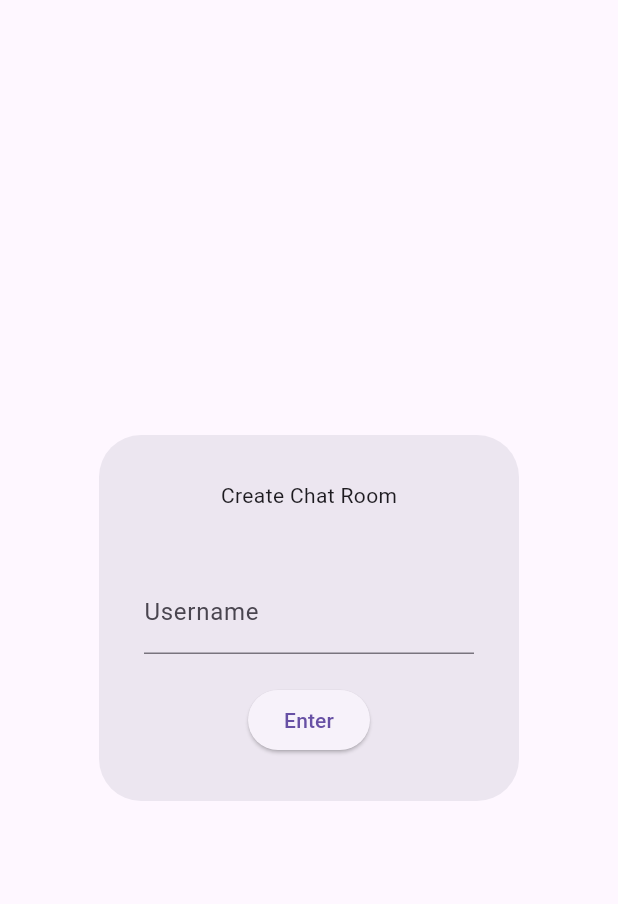
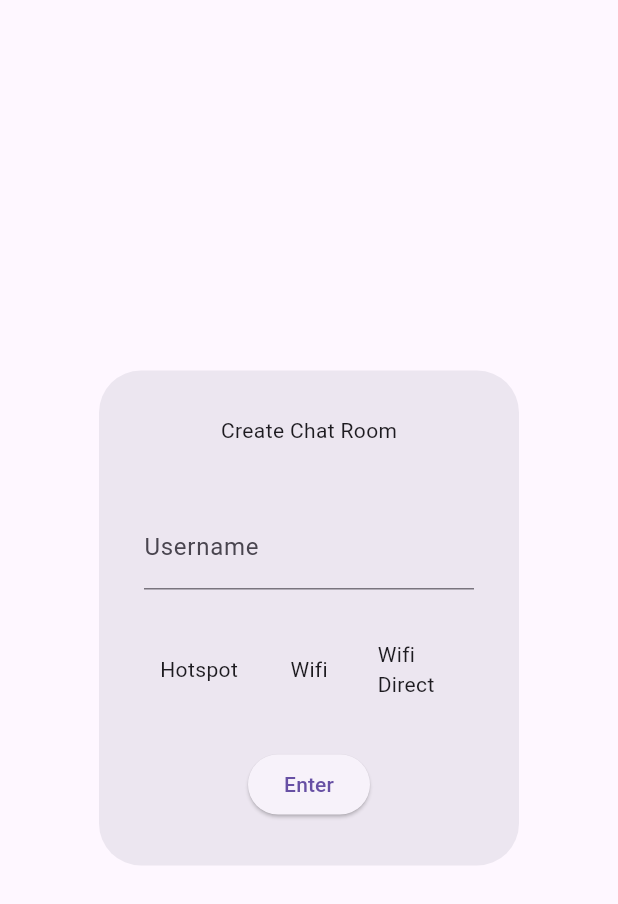
Before and after one commit to AbdallahSameh/P2P-Chat-app, a Flutter app: the ChoiceDialogue widget shown alone on an empty page, opened directly with empty values, on a phone screen of 412 x 824 dp. Shown: the top 904 px of the screen. Run offline on Flutter 3.47's test engine with Material 3 defaults, Android fonts, the phone set to English and light mode, and no system bars.

Commit message:
Cleaned Further, Added sending messages capability, Solved wrong ip sending problem(made it able to connect over hotspot and wifi). To do (Wifi Direct to enable multiple hosts without wifi)

```diff
--- a/lib/chat service/client.dart
+++ b/lib/chat service/client.dart
@@ -25,10 +25,10 @@ class Client implements ChatType {
   start() async {
     user = chatProvider.user!;
     user.userIp = await deviceIPs();
-    await _getHostIp();
+    await getHostIp();
   }
 
-  _getHostIp() async {
+  getHostIp() async {
     final rawSocket = await RawDatagramSocket.bind(InternetAddress.anyIPv4, 0);
     rawSocket.broadcastEnabled = true;
     final message = utf8.encode('ARE_YOU_CHAT_HOST');
--- a/lib/provider/chat_provider.dart
+++ b/lib/provider/chat_provider.dart
@@ -5,6 +5,7 @@ import 'package:p2p_chat_app/data%20models/user.dart';
 
 class ChatProvider extends ChangeNotifier {
   User? user;
+  int connectivityType = -1;
   List<Message> _messages = [];
   List<String> _systemNotifications = [];
   List<Room> chatRooms = [];
@@ -31,4 +32,9 @@ class ChatProvider extends ChangeNotifier {
     chatRooms.add(room);
     notifyListeners();
   }
+
+  void addConnectivityType(int choice) {
+    connectivityType = choice;
+    notifyListeners();
+  }
 }
--- a/lib/ui/shared/choice.dialogue.dart
+++ b/lib/ui/dialogues/choice.dialogue.dart
@@ -4,6 +4,7 @@ import 'package:p2p_chat_app/data%20models/user.dart';
 import 'package:p2p_chat_app/provider/chat_provider.dart';
 import 'package:p2p_chat_app/ui/chat_screen.dart';
 import 'package:p2p_chat_app/ui/room_chooser.dart';
+import 'package:p2p_chat_app/ui/shared/custom_ink_well.dart';
 import 'package:p2p_chat_app/ui/shared/custom_text_form_field.dart';
 import 'package:provider/provider.dart';
 
@@ -72,6 +73,41 @@ class _ChoiceDialogueState extends State<ChoiceDialogue> {
                       ),
                     ],
 
+                    Row(
+                      children: [
+                        Expanded(
+                          child: Padding(
+                            padding: const EdgeInsets.all(8.0),
+                            child: CustomInkWell(
+                              height: 50,
+                              index: 0,
+                              text: 'Hotspot',
+                            ),
+                          ),
+                        ),
+                        Expanded(
+                          child: Padding(
+                            padding: const EdgeInsets.all(8.0),
+                            child: CustomInkWell(
+                              height: 50,
+                              index: 1,
+                              text: 'Wifi',
+                            ),
+                          ),
+                        ),
+                        Expanded(
+                          child: Padding(
+                            padding: const EdgeInsets.all(8.0),
+                            child: CustomInkWell(
+                              height: 50,
+                              index: 2,
+                              text: 'Wifi Direct',
+                            ),
+                          ),
+                        ),
+                      ],
+                    ),
+
                     ElevatedButton(
                       onPressed: () {
                         if (formKey.currentState!.validate()) {
--- a/lib/ui/shared/password_dialogue.dart
+++ b/lib/ui/dialogues/password_dialogue.dart
@@ -5,7 +5,7 @@ import 'package:p2p_chat_app/ui/chat_screen.dart';
 import 'package:p2p_chat_app/ui/shared/custom_text_form_field.dart';
 
 class PasswordDialogue extends StatefulWidget {
-  final List<dynamic> rooms;
+  final List<Room> rooms;
   final int choice;
   final Client client;
   const PasswordDialogue({
@@ -44,6 +44,7 @@ class _PasswordDialogueState extends State<PasswordDialogue> {
         child: Form(
           key: _formKey,
           child: Column(
+            mainAxisSize: MainAxisSize.min,
             children: [
               CustomTextFormField(
                 controller: controller,
--- a/lib/ui/server_client_chooser.dart
+++ b/lib/ui/server_client_chooser.dart
@@ -1,5 +1,5 @@
 import 'package:flutter/material.dart';
-import 'package:p2p_chat_app/ui/shared/choice.dialogue.dart';
+import 'package:p2p_chat_app/ui/dialogues/choice.dialogue.dart';
 
 class ServerClientChooser extends StatefulWidget {
   const ServerClientChooser({super.key});
--- /dev/null
+++ b/lib/ui/shared/custom_ink_well.dart
@@ -0,0 +1,33 @@
+import 'package:flutter/material.dart';
+import 'package:p2p_chat_app/provider/chat_provider.dart';
+import 'package:provider/provider.dart';
+
+class CustomInkWell extends StatelessWidget {
+  final int index;
+  final double height;
+  final String text;
+
+  const CustomInkWell({
+    super.key,
+    required this.index,
+    required this.height,
+    required this.text,
+  });
+
+  @override
+  Widget build(BuildContext context) {
+    int choice = context.watch<ChatProvider>().connectivityType;
+    return InkWell(
+      onTap: () => context.read<ChatProvider>().addConnectivityType(index),
+      child: Container(
+        height: height,
+        decoration: BoxDecoration(
+          border: BoxBorder.all(
+            color: choice == index ? Colors.blueAccent : Colors.transparent,
+          ),
+        ),
+        child: Center(child: Text(text)),
+      ),
+    );
+  }
+}
```
Also changed, not shown: lib/chat service/host.dart (+18 -28 lines), lib/ui/chat_screen.dart (+36 -6 lines), lib/ui/room_chooser.dart (+15 -3 lines).
